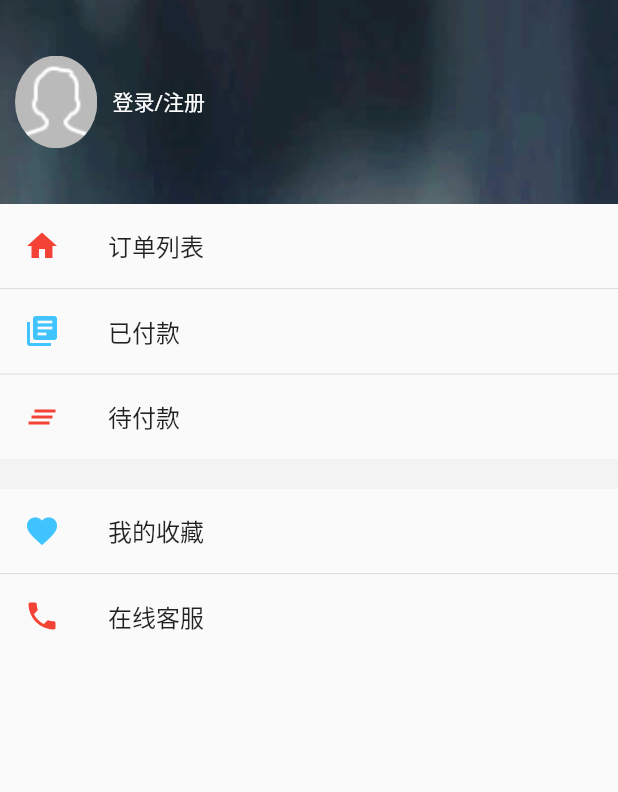
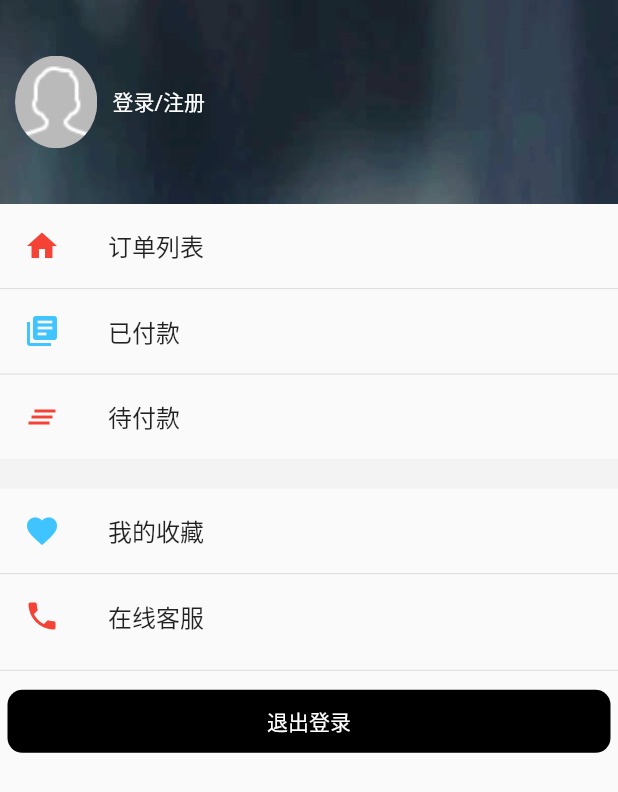
Before and after one commit to yanjiepeng/FlutterJDshop, a Flutter app: the MinePage screen opened directly, on a phone screen of 412 x 824 dp. Shown: the top 792 px of the screen. Run offline on Flutter 3.47's test engine with Material 2 defaults, Android fonts, the phone set to English and light mode, and no system bars; our stand-ins replace bloc, dio, equatable, event_bus, flutter_screenutil, flutter_swiper and 3 more; missing offline and left inert: dart:ffi, flutter_inappbrowser; accounts and stored records are empty; network calls fail; statements that could not run were skipped.

Commit message:
用户信息保存

```diff
--- a/myjd/lib/pages/Mine.dart
+++ b/myjd/lib/pages/Mine.dart
@@ -1,5 +1,7 @@
 import 'package:flutter/material.dart';
 import 'package:myjd/common/ScreenAdapter.dart';
+import 'package:myjd/service/UserService.dart';
+import 'package:myjd/widet/JdButton.dart';
 
 class MinePage extends StatefulWidget {
   @override
@@ -7,6 +9,27 @@ class MinePage extends StatefulWidget {
 }
 
 class _MineeState extends State<MinePage> with AutomaticKeepAliveClientMixin {
+  bool isLogin = false;
+
+  List userInfo = [];
+
+  @override
+  void initState() {
+    super.initState();
+
+    _getUserInfo();
+  }
+
+  _getUserInfo() async {
+    var isLogin = await UserService.getUserLoginState();
+    List user = await UserService.getUserInfo();
+
+    setState(() {
+      this.userInfo = user;
+      this.isLogin = isLogin;
+    });
+  }
+
   @override
   Widget build(BuildContext context) {
     return Scaffold(
@@ -32,14 +55,35 @@ class _MineeState extends State<MinePage> with AutomaticKeepAliveClientMixin {
                     ),
                   ),
                 ),
-                Expanded(flex: 1, child: InkWell(
-                  onTap: () {
-                    Navigator.pushNamed(context, '/login');
-                  },
-                  child: Text('登录/注册', style: TextStyle(
-                      color: Colors.white
-                  ),),
-                ))
+                this.isLogin
+                    ? Expanded(
+                        flex: 1,
+                        child: Column(
+                          mainAxisAlignment: MainAxisAlignment.center,
+                          crossAxisAlignment: CrossAxisAlignment.start,
+                          children: <Widget>[
+                            Text("用户名：${this.userInfo[0]["username"]}",
+                                style: TextStyle(
+                                    color: Colors.white,
+                                    fontSize: ScreenAdapter.size(32))),
+                            Text("普通会员",
+                                style: TextStyle(
+                                    color: Colors.white,
+                                    fontSize: ScreenAdapter.size(24))),
+                          ],
+                        ),
+                      )
+                    : Expanded(
+                        flex: 1,
+                        child: InkWell(
+                          onTap: () {
+                            Navigator.pushNamed(context, '/login');
+                          },
+                          child: Text(
+                            '登录/注册',
+                            style: TextStyle(color: Colors.white),
+                          ),
+                        ))
               ],
             ),
           ),
@@ -92,6 +136,14 @@ class _MineeState extends State<MinePage> with AutomaticKeepAliveClientMixin {
             ),
             title: Text('在线客服'),
           ),
+          Divider(),
+          JdButton(
+            text: "退出登录",
+            cb: () {
+              UserService.loginOut();
+              this._getUserInfo();
+            },
+          )
         ],
       ),
     );
--- a/myjd/lib/pages/Register/RegisterFirst.dart
+++ b/myjd/lib/pages/Register/RegisterFirst.dart
@@ -13,7 +13,7 @@ class RegisterFirst extends StatefulWidget {
 }
 
 class _RegisterFirstState extends State<RegisterFirst> {
-  String tel;
+  String tel = '';
 
   @override
   Widget build(BuildContext context) {
--- a/myjd/lib/routes/route.dart
+++ b/myjd/lib/routes/route.dart
@@ -18,7 +18,7 @@ final routes = {
   '/registersecond': (context, {arguments}) => RegisterSecond(
         arguments: arguments,
       ),
-  '/registerthird': (context) => RegisterThird(),
+  '/registerthird': (context, {arguments}) => RegisterThird(arguments: arguments),
   '/productlist': (context, {arguments}) => ProductListPage(arguments),
   '/productContent': (context, {arguments}) =>
       ProductContent(arguments: arguments),
--- /dev/null
+++ b/myjd/lib/service/UserService.dart
@@ -0,0 +1,27 @@
+import 'dart:convert';
+
+import 'Storage.dart';
+
+class UserService {
+  static getUserInfo() async {
+    List userInfo;
+    try {
+      userInfo = json.decode(await Storage.getString('userinfo'));
+      return userInfo;
+    } catch (e) {
+      return [];
+    }
+  }
+
+  //获取用户是否登录状态
+  static getUserLoginState() async {
+    List userInfo = UserService.getUserInfo();
+
+    return (userInfo.length > 0 && userInfo[0]['username'] != '');
+  }
+
+  //用户退出登录
+  static loginOut() {
+    Storage.remove('userInfo');
+  }
+}
```
Also changed, not shown: myjd/lib/pages/Register/RegisterSecond.dart (+14 -6 lines), myjd/lib/pages/Register/RegisterThird.dart (+89 -11 lines).
